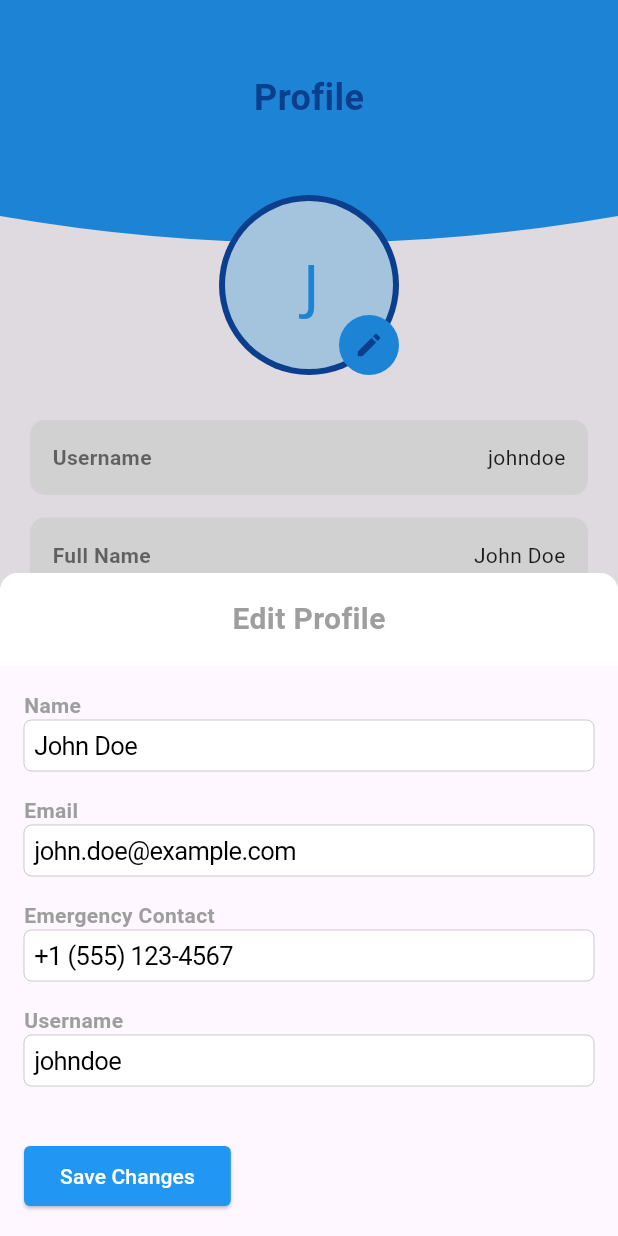
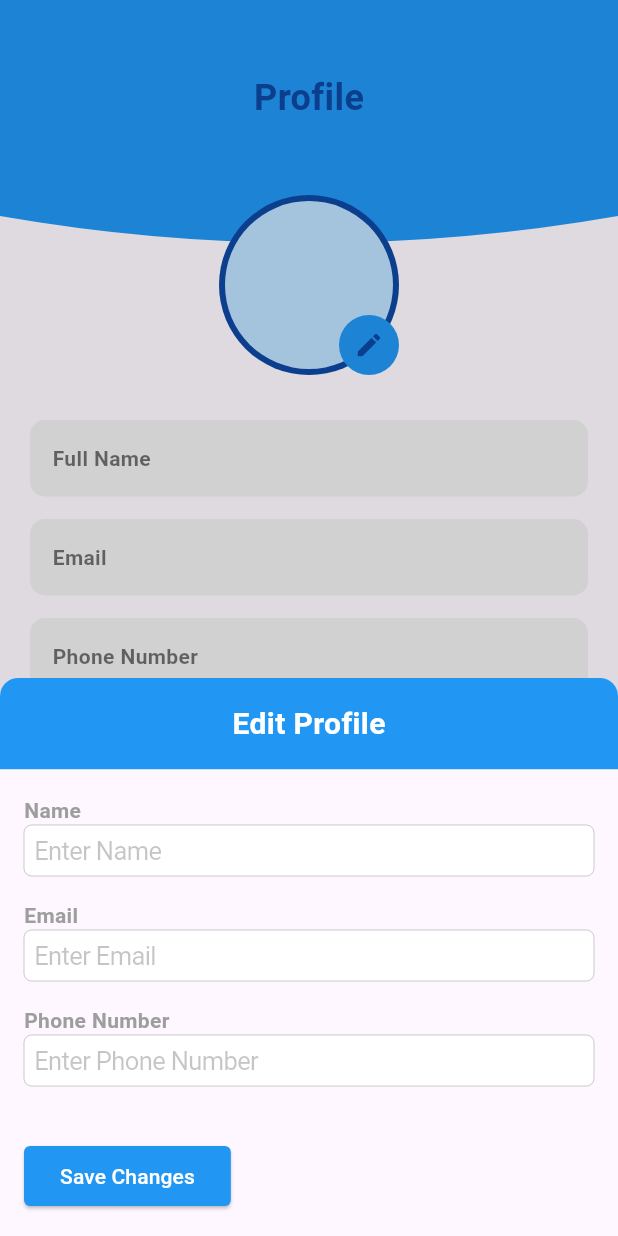
Before and after one commit to mutana-derrick/HealPath-Dev, a Flutter app: the PatientProfileTab screen opened directly, after a tap on the "edit" icon, on a phone screen of 412 x 824 dp. Run offline on Flutter 3.47's test engine with Material 3 defaults, Android fonts, the phone set to English and light mode, and no system bars; our stand-ins replace cloud_firestore, file_picker, firebase_auth, firebase_core, firebase_storage, fl_chart and 8 more; accounts and stored records are empty.

Commit message:
patient edit profile

```diff
--- a/lib/src/features/patient/controllers/patient_profile_controller.dart
+++ b/lib/src/features/patient/controllers/patient_profile_controller.dart
@@ -1,18 +1,91 @@
 import 'package:flutter/material.dart';
 import 'package:get/get.dart';
+import 'package:cloud_firestore/cloud_firestore.dart';
+import 'package:firebase_auth/firebase_auth.dart';
 
 class PatientProfileController extends GetxController {
   final nameController = TextEditingController();
   final emailController = TextEditingController();
-  final emergencyContactController = TextEditingController();  // Updated
-  final usernameController = TextEditingController();          // Updated
+  final emergencyContactController = TextEditingController();
+  final usernameController = TextEditingController();
+
+  final RxBool isLoading = true.obs;
+  final RxBool hasError = false.obs;
+  final RxString errorMessage = ''.obs;
 
   @override
   void onInit() {
     super.onInit();
-    nameController.text = 'John Doe';
-    emailController.text = 'john.doe@example.com';
-    emergencyContactController.text = '+1 (555) 123-4567';    // Updated
-    usernameController.text = 'johndoe';                      // Updated
+    fetchUserData();
+  }
+
+  Future<void> fetchUserData() async {
+    try {
+      isLoading.value = true;
+      hasError.value = false;
+      errorMessage.value = '';
+
+      final user = FirebaseAuth.instance.currentUser;
+      if (user != null) {
+        final userData = await FirebaseFirestore.instance
+            .collection('users')
+            .doc(user.uid)
+            .get();
+
+        if (userData.exists) {
+          nameController.text = userData['fullName'] ?? '';
+          emailController.text = userData['email'] ?? '';
+          emergencyContactController.text = userData['phoneNumber'] ?? '';
+          usernameController.text = userData['fullName']?.split(' ')[0] ?? '';
+        } else {
+          throw Exception('User data not found');
+        }
+      } else {
+        throw Exception('User not authenticated');
+      }
+    } catch (e) {
+      hasError.value = true;
+      errorMessage.value = 'Error fetching user data: $e';
+      print(errorMessage.value);
+    } finally {
+      isLoading.value = false;
+    }
+  }
+
+  Future<bool> updateUserData() async {
+    try {
+      isLoading.value = true;
+      hasError.value = false;
+      errorMessage.value = '';
+
+      final user = FirebaseAuth.instance.currentUser;
+      if (user != null) {
+        await FirebaseFirestore.instance.collection('users').doc(user.uid).update({
+          'fullName': nameController.text.trim(),
+          'email': emailController.text.trim(),
+          'phoneNumber': emergencyContactController.text.trim(),
+        });
+        await fetchUserData();
+        return true;
+      } else {
+        throw Exception('User not authenticated');
+      }
+    } catch (e) {
+      hasError.value = true;
+      errorMessage.value = 'Error updating user data: $e';
+      print(errorMessage.value);
+      return false;
+    } finally {
+      isLoading.value = false;
+    }
+  }
+
+  @override
+  void onClose() {
+    nameController.dispose();
+    emailController.dispose();
+    emergencyContactController.dispose();
+    usernameController.dispose();
+    super.onClose();
   }
 }
--- a/lib/src/features/patient/screens/patient_screen.dart
+++ b/lib/src/features/patient/screens/patient_screen.dart
@@ -4,7 +4,6 @@ import 'package:google_nav_bar/google_nav_bar.dart'; // Import the GNav package
 import 'package:healpath/src/features/patient/screens/community_tab/patient_community_tab.dart';
 import 'package:healpath/src/features/patient/screens/emergency_tab/patient_emergency_tab.dart';
 import 'package:healpath/src/features/patient/screens/profile_tab/patient_profile_tab.dart';
-import 'package:healpath/src/features/patient/screens/progress_tab.dart';
 
 class PatientScreen extends StatelessWidget {
   const PatientScreen({super.key});
@@ -20,7 +19,6 @@ class PatientScreen extends StatelessWidget {
               index: controller.tabIndex,
               children: const [
                 PatientCommunityTab(),
-                PatientProgressTab(),
                 PatientEmergencyTab(),
                 PatientProfileTab()
               ],
@@ -58,10 +56,6 @@ class PatientScreen extends StatelessWidget {
                     text: 'Community',
                   ),
                   GButton(
-                    icon: Icons.trending_up,
-                    text: 'Progress',
-                  ),
-                  GButton(
                     icon: Icons.emergency,
                     text: 'Emergency',
                   ),
--- a/lib/src/features/patient/screens/profile_tab/edit_profile_bottom_sheet.dart
+++ b/lib/src/features/patient/screens/profile_tab/edit_profile_bottom_sheet.dart
@@ -1,10 +1,12 @@
 import 'package:flutter/material.dart';
 import 'package:flutter/cupertino.dart';
+import 'package:get/get.dart';
 import 'package:healpath/src/features/patient/controllers/patient_profile_controller.dart';
 import 'package:modal_bottom_sheet/modal_bottom_sheet.dart';
 
-void showEditProfileBottomSheet(
-    BuildContext context, PatientProfileController controller) {
+void showEditProfileBottomSheet(BuildContext context) {
+  final controller = Get.find<PatientProfileController>();
+
   showCupertinoModalBottomSheet(
     context: context,
     backgroundColor: Colors.transparent,
@@ -22,7 +24,7 @@ void showEditProfileBottomSheet(
                   mainAxisSize: MainAxisSize.min,
                   children: [
                     Container(
-                      color: Colors.white,
+                      color: Colors.blue,
                       padding: const EdgeInsets.symmetric(vertical: 16),
                       child: const Center(
                         child: Text(
@@ -30,7 +32,7 @@ void showEditProfileBottomSheet(
                           style: TextStyle(
                             fontSize: 20,
                             fontWeight: FontWeight.bold,
-                            color: Colors.grey,
+                            color: Colors.white,
                           ),
                         ),
                       ),
@@ -42,25 +44,24 @@ void showEditProfileBottomSheet(
                         children: [
                           _buildTextField('Name', controller.nameController),
                           _buildTextField('Email', controller.emailController),
-                          _buildTextField('Emergency Contact',
-                              controller.emergencyContactController), // Updated
-                          _buildTextField('Username',
-                              controller.usernameController), // Updated
-
+                          _buildTextField('Phone Number', controller.emergencyContactController),
                           const SizedBox(height: 20),
                           Row(
                             children: [
                               ElevatedButton(
-                                onPressed: () {
-                                  Navigator.of(context).pop();
-                                  controller.update();
-                                  _showSuccessSnackBar(context);
+                                onPressed: () async {
+                                  bool success = await controller.updateUserData();
+                                  if (success) {
+                                    Navigator.of(context).pop();
+                                    _showSuccessSnackBar(context);
+                                  } else {
+                                    _showErrorSnackBar(context, controller.errorMessage.value);
+                                  }
                                 },
                                 style: ElevatedButton.styleFrom(
                                   backgroundColor: Colors.blue,
                                 ),
-                                child: const Text('Save Changes',
-                                    style: TextStyle(color: Colors.white)),
+                                child: const Text('Save Changes', style: TextStyle(color: Colors.white)),
                               ),
                             ],
                           ),
@@ -125,3 +126,28 @@ void _showSuccessSnackBar(BuildContext context) {
     ),
   );
 }
+
+void _showErrorSnackBar(BuildContext context, String errorMessage) {
+  ScaffoldMessenger.of(context).showSnackBar(
+    SnackBar(
+      content: Row(
+        children: [
+          Icon(Icons.error, color: Colors.red[900]),
+          const SizedBox(width: 12),
+          Expanded(
+            child: Text(
+              'Error: $errorMessage',
+              style: TextStyle(color: Colors.red[900]),
+            ),
+          ),
+        ],
+      ),
+      backgroundColor: Colors.red[100],
+      behavior: SnackBarBehavior.floating,
+      shape: RoundedRectangleBorder(
+        borderRadius: BorderRadius.circular(10),
+      ),
+      duration: const Duration(seconds: 3),
+    ),
+  );
+}
--- a/lib/src/features/patient/screens/profile_tab/patient_profile_tab.dart
+++ b/lib/src/features/patient/screens/profile_tab/patient_profile_tab.dart
@@ -1,13 +1,12 @@
 import 'package:flutter/material.dart';
 import 'package:get/get.dart';
 import 'package:healpath/src/features/patient/controllers/patient_profile_controller.dart';
-import 'package:healpath/src/features/patient/screens/profile_tab/profile_content.dart';
-import 'package:healpath/src/features/patient/screens/profile_tab/profile_header.dart';
-import 'package:healpath/src/features/patient/screens/profile_tab/profile_image.dart';
-
+import 'profile_header.dart';
+import 'profile_content.dart';
+import 'profile_image.dart';
 
 class PatientProfileTab extends StatelessWidget {
-  const PatientProfileTab({super.key});
+  const PatientProfileTab({Key? key}) : super(key: key);
 
   @override
   Widget build(BuildContext context) {
@@ -21,7 +20,7 @@ class PatientProfileTab extends StatelessWidget {
                 children: [
                   ProfileHeader(),
                   Expanded(
-                    child: ProfileContent(controller: controller),
+                    child: ProfileContent(),
                   ),
                 ],
               ),
@@ -29,7 +28,7 @@ class PatientProfileTab extends StatelessWidget {
                 top: 130,
                 left: 0,
                 right: 0,
-                child: ProfileImage(controller: controller, context: context),
+                child: ProfileImage(),
               ),
             ],
           ),
--- a/lib/src/features/patient/screens/profile_tab/profile_content.dart
+++ b/lib/src/features/patient/screens/profile_tab/profile_content.dart
@@ -1,28 +1,29 @@
 import 'package:flutter/material.dart';
+import 'package:get/get.dart';
 import 'package:healpath/src/features/patient/controllers/patient_profile_controller.dart';
 
-class ProfileContent extends StatelessWidget {
-  final PatientProfileController controller;
-
-  const ProfileContent({required this.controller, super.key});
+class ProfileContent extends GetWidget<PatientProfileController> {
+  const ProfileContent({Key? key}) : super(key: key);
 
   @override
   Widget build(BuildContext context) {
+    return Obx(() {
+      if (controller.isLoading.value) {
+        return const Center(child: CircularProgressIndicator());
+      }
       return SingleChildScrollView(
         padding: const EdgeInsets.only(top: 100, left: 20, right: 20),
         child: Column(
           children: [
-          _buildInfoField(
-              'Username', controller.usernameController.text), // Corrected
             _buildInfoField('Full Name', controller.nameController.text),
             _buildInfoField('Email', controller.emailController.text),
-          _buildInfoField('Emergency Contact',
-              controller.emergencyContactController.text), // Corrected
-
+            _buildInfoField(
+                'Phone Number', controller.emergencyContactController.text),
             const SizedBox(height: 20),
           ],
         ),
       );
+    });
   }
 
   Widget _buildInfoField(String label, String value) {
--- a/lib/src/features/patient/screens/profile_tab/profile_image.dart
+++ b/lib/src/features/patient/screens/profile_tab/profile_image.dart
@@ -1,19 +1,17 @@
 import 'package:flutter/material.dart';
+import 'package:get/get.dart';
 import 'package:healpath/src/features/patient/controllers/patient_profile_controller.dart';
 import 'edit_profile_bottom_sheet.dart';
 
-class ProfileImage extends StatelessWidget {
-  final PatientProfileController controller;
-  final BuildContext context;
-
-  const ProfileImage({
-    required this.controller,
-    required this.context,
-    super.key,
-  });
+class ProfileImage extends GetWidget<PatientProfileController> {
+  const ProfileImage({Key? key}) : super(key: key);
 
   @override
   Widget build(BuildContext context) {
+    return Obx(() {
+      if (controller.isLoading.value) {
+        return const Center(child: CircularProgressIndicator());
+      }
       return Center(
         child: Stack(
           children: [
@@ -24,7 +22,9 @@ class ProfileImage extends StatelessWidget {
                 radius: 56,
                 backgroundColor: Colors.blue[100],
                 child: Text(
-                controller.nameController.text[0].toUpperCase(),
+                  controller.nameController.text.isNotEmpty
+                      ? controller.nameController.text[0].toUpperCase()
+                      : '',
                   style: const TextStyle(fontSize: 40, color: Colors.blue),
                 ),
               ),
@@ -34,7 +34,7 @@ class ProfileImage extends StatelessWidget {
               right: 0,
               child: InkWell(
                 onTap: () {
-                showEditProfileBottomSheet(context, controller);
+                  showEditProfileBottomSheet(context);
                 },
                 child: CircleAvatar(
                   radius: 20,
@@ -46,5 +46,6 @@ class ProfileImage extends StatelessWidget {
           ],
         ),
       );
+    });
   }
 }
```
Lines whose indentation alone changed are shown as unchanged.
